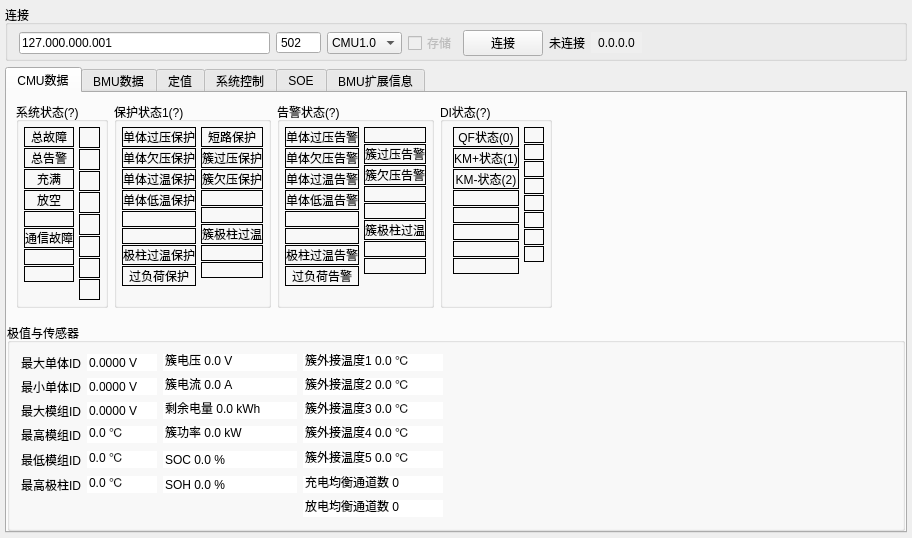
The window that cmu4u.ui (Shogpe/bmsTool) describes before a commit, drawn with Qt 5.
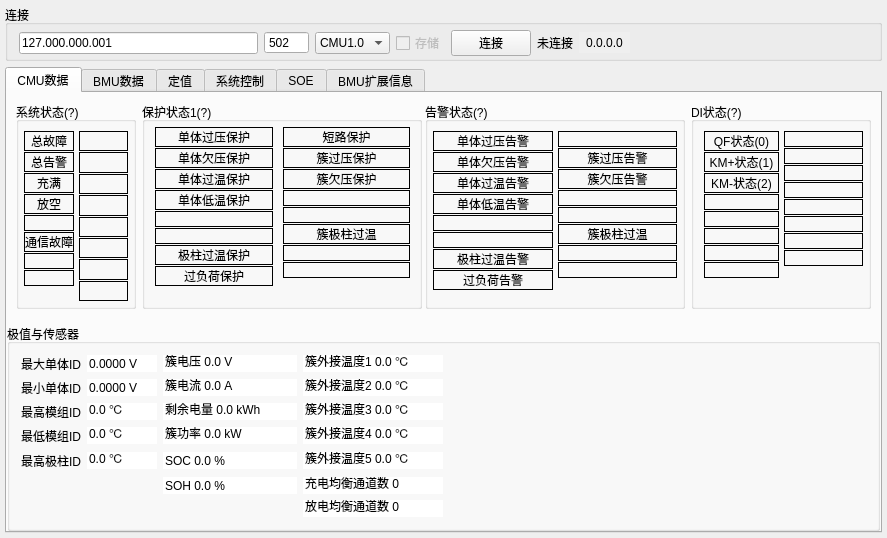
The same window after the commit. The open tabs and pages were chosen to show the change. Custom widgets are drawn as their Qt base class.

```diff
--- a/cmu4u.ui
+++ b/cmu4u.ui
@@ -9,22 +9,28 @@
    <rect>
     <x>0</x>
     <y>0</y>
-    <width>912</width>
+    <width>887</width>
     <height>538</height>
    </rect>
   </property>
   <property name="sizePolicy">
-   <sizepolicy hsizetype="Expanding" vsizetype="Expanding">
+   <sizepolicy hsizetype="Fixed" vsizetype="Fixed">
     <horstretch>0</horstretch>
     <verstretch>0</verstretch>
    </sizepolicy>
   </property>
   <property name="minimumSize">
    <size>
-    <width>200</width>
+    <width>887</width>
     <height>450</height>
    </size>
   </property>
+  <property name="maximumSize">
+   <size>
+    <width>1000</width>
+    <height>728</height>
+   </size>
+  </property>
   <property name="focusPolicy">
    <enum>Qt::ClickFocus</enum>
   </property>
@@ -278,6 +284,12 @@
          </property>
          <item>
           <widget class="QGroupBox" name="G_SysStatus">
+           <property name="minimumSize">
+            <size>
+             <width>120</width>
+             <height>0</height>
+            </size>
+           </property>
            <property name="title">
             <string>系统状态(?)</string>
            </property>
@@ -289,7 +301,7 @@
              <number>5</number>
             </property>
             <property name="topMargin">
-             <number>5</number>
+             <number>9</number>
             </property>
             <property name="rightMargin">
              <number>5</number>
@@ -552,6 +564,12 @@
          </item>
          <item>
           <widget class="QGroupBox" name="G_ErrStatus">
+           <property name="minimumSize">
+            <size>
+             <width>280</width>
+             <height>0</height>
+            </size>
+           </property>
            <property name="title">
             <string>保护状态1(?)</string>
            </property>
@@ -566,7 +584,7 @@
              <number>5</number>
             </property>
             <property name="rightMargin">
-             <number>5</number>
+             <number>9</number>
             </property>
             <property name="bottomMargin">
              <number>5</number>
@@ -576,6 +594,12 @@
               <property name="spacing">
                <number>1</number>
               </property>
+              <property name="leftMargin">
+               <number>5</number>
+              </property>
+              <property name="rightMargin">
+               <number>5</number>
+              </property>
               <item>
                <widget class="QLabel" name="bErr0">
                 <property name="frameShape">
@@ -824,6 +848,12 @@
          </item>
          <item>
           <widget class="QGroupBox" name="G_AlmStatus">
+           <property name="minimumSize">
+            <size>
+             <width>260</width>
+             <height>0</height>
+            </size>
+           </property>
            <property name="title">
             <string>告警状态(?)</string>
            </property>
@@ -835,7 +865,7 @@
              <number>5</number>
             </property>
             <property name="topMargin">
-             <number>5</number>
+             <number>9</number>
             </property>
             <property name="rightMargin">
              <number>5</number>
@@ -1099,6 +1129,12 @@
          </item>
          <item>
           <widget class="QGroupBox" name="G_DIStatus">
+           <property name="minimumSize">
+            <size>
+             <width>180</width>
+             <height>0</height>
+            </size>
+           </property>
            <property name="title">
             <string>DI状态(?)</string>
            </property>
@@ -1110,7 +1146,7 @@
              <number>5</number>
             </property>
             <property name="topMargin">
-             <number>5</number>
+             <number>9</number>
             </property>
             <property name="rightMargin">
              <number>5</number>
@@ -1532,58 +1568,6 @@
             </property>
            </widget>
           </item>
-          <item row="2" column="2">
-           <widget class="QDoubleSpinBox" name="UmMax">
-            <property name="sizePolicy">
-             <sizepolicy hsizetype="Preferred" vsizetype="Fixed">
-              <horstretch>0</horstretch>
-              <verstretch>0</verstretch>
-             </sizepolicy>
-            </property>
-            <property name="focusPolicy">
-             <enum>Qt::NoFocus</enum>
-            </property>
-            <property name="wrapping">
-             <bool>false</bool>
-            </property>
-            <property name="frame">
-             <bool>false</bool>
-            </property>
-            <property name="readOnly">
-             <bool>true</bool>
-            </property>
-            <property name="buttonSymbols">
-             <enum>QAbstractSpinBox::NoButtons</enum>
-            </property>
-            <property name="specialValueText">
-             <string>???</string>
-            </property>
-            <property name="accelerated">
-             <bool>false</bool>
-            </property>
-            <property name="keyboardTracking">
-             <bool>false</bool>
-            </property>
-            <property name="prefix">
-             <string/>
-            </property>
-            <property name="suffix">
-             <string> V</string>
-            </property>
-            <property name="decimals">
-             <number>4</number>
-            </property>
-            <property name="minimum">
-             <double>-1.000000000000000</double>
-            </property>
-            <property name="maximum">
-             <double>10.000000000000000</double>
-            </property>
-            <property name="singleStep">
-             <double>0.000000000000000</double>
-            </property>
-           </widget>
-          </item>
           <item row="1" column="6">
            <widget class="QDoubleSpinBox" name="ClusterT2">
             <property name="sizePolicy">
@@ -1811,25 +1795,6 @@
             </property>
            </widget>
           </item>
-          <item row="2" column="1">
-           <widget class="QLabel" name="UmMaxID">
-            <property name="frameShape">
-             <enum>QFrame::NoFrame</enum>
-            </property>
-            <property name="frameShadow">
-             <enum>QFrame::Plain</enum>
-            </property>
-            <property name="text">
-             <string>最大模组ID</string>
-            </property>
-            <property name="textFormat">
-             <enum>Qt::PlainText</enum>
-            </property>
-            <property name="scaledContents">
-             <bool>false</bool>
-            </property>
-           </widget>
-          </item>
           <item row="2" column="6">
            <widget class="QDoubleSpinBox" name="ClusterT3">
             <property name="sizePolicy">
@@ -2311,7 +2276,7 @@
             </property>
            </widget>
           </item>
-          <item row="3" column="1">
+          <item row="2" column="1">
            <widget class="QLabel" name="TmaxID">
             <property name="frameShape">
              <enum>QFrame::NoFrame</enum>
@@ -2330,7 +2295,7 @@
             </property>
            </widget>
           </item>
-          <item row="3" column="2">
+          <item row="2" column="2">
            <widget class="QDoubleSpinBox" name="Tmax">
             <property name="sizePolicy">
              <sizepolicy hsizetype="Preferred" vsizetype="Fixed">
@@ -2382,7 +2347,7 @@
             </property>
            </widget>
           </item>
-          <item row="4" column="1">
+          <item row="3" column="1">
            <widget class="QLabel" name="TminID">
             <property name="frameShape">
              <enum>QFrame::NoFrame</enum>
@@ -2401,7 +2366,7 @@
             </property>
            </widget>
           </item>
-          <item row="4" column="2">
+          <item row="3" column="2">
            <widget class="QDoubleSpinBox" name="Tmin">
             <property name="sizePolicy">
              <sizepolicy hsizetype="Preferred" vsizetype="Fixed">
@@ -2453,7 +2418,7 @@
             </property>
            </widget>
           </item>
-          <item row="5" column="1">
+          <item row="4" column="1">
            <widget class="QLabel" name="TpMaxID">
             <property name="layoutDirection">
              <enum>Qt::LeftToRight</enum>
@@ -2475,7 +2440,7 @@
             </property>
            </widget>
           </item>
-          <item row="5" column="2">
+          <item row="4" column="2">
            <widget class="QDoubleSpinBox" name="TpMax">
             <property name="sizePolicy">
              <sizepolicy hsizetype="Preferred" vsizetype="Fixed">
```
Left out of the diff: 7 changed lines with no effect on the pictures.
